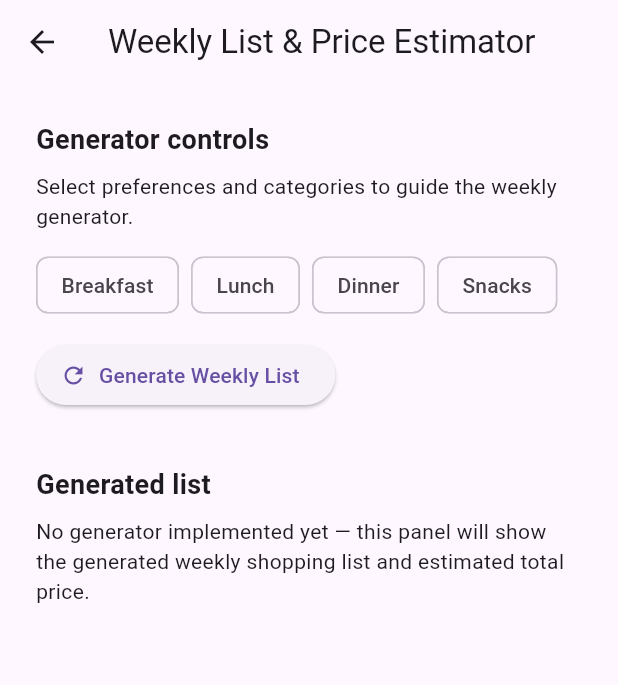
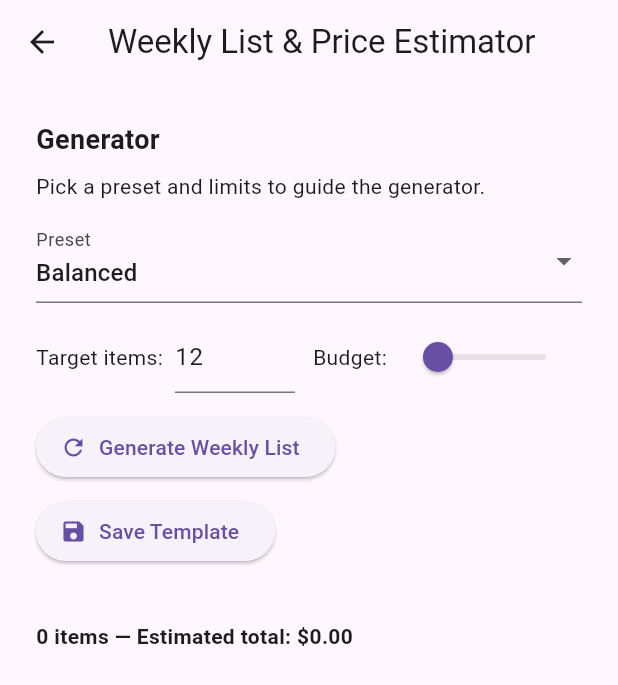
Before and after one commit to sseid4/smart_grocery_list, a Flutter app: the WeeklyGeneratorScreen screen opened by its route, after a tap on "Generate Weekly List", on a phone screen of 412 x 824 dp. Shown: the top 685 px of the screen. Run offline on Flutter 3.47's test engine with Material 3 defaults, Android fonts, the phone set to English and light mode, and no system bars; our stand-ins replace sqflite; accounts and stored records are empty.

Commit message:
Create weekly generator plan

```diff
--- /dev/null
+++ b/grocery_list/lib/models/weekly_plan.dart
@@ -0,0 +1,22 @@
+import 'item.dart';
+
+class PlannedItem {
+  final Item item;
+  int quantity;
+
+  PlannedItem({required this.item, int? quantity}) : quantity = quantity ?? item.quantity;
+
+  double get estimatedPrice => (item.price) * quantity;
+}
+
+class WeeklyPlan {
+  final String name;
+  final DateTime createdAt;
+  final List<PlannedItem> items;
+
+  WeeklyPlan({required this.name, DateTime? createdAt, List<PlannedItem>? items})
+      : createdAt = createdAt ?? DateTime.now(),
+        items = items ?? [];
+
+  double get totalEstimated => items.fold(0.0, (s, it) => s + it.estimatedPrice);
+}
--- a/grocery_list/lib/screens/weekly_generator_screen.dart
+++ b/grocery_list/lib/screens/weekly_generator_screen.dart
@@ -1,9 +1,173 @@
 import 'package:flutter/material.dart';
 
-/// Skeleton for Weekly List Generator / Price Estimator.
-class WeeklyGeneratorScreen extends StatelessWidget {
+import '../models/weekly_plan.dart';
+import '../services/in_memory_repo.dart';
+import '../models/item.dart';
+
+/// Simple weekly generator MVP. Uses in-memory items and item priority/price
+/// to propose a short weekly shopping list. This is intentionally lightweight
+/// and will be improved later with saved templates, pantry-awareness, and
+/// recipe-based generation.
+class WeeklyGeneratorScreen extends StatefulWidget {
   static const routeName = '/weekly-generator';
   const WeeklyGeneratorScreen({super.key});
+
+  @override
+  State<WeeklyGeneratorScreen> createState() => _WeeklyGeneratorScreenState();
+}
+
+class _WeeklyGeneratorScreenState extends State<WeeklyGeneratorScreen> {
+  String _preset = 'Balanced';
+  int _targetCount = 12;
+  double _budget = 0.0; // 0.0 = no budget
+
+  WeeklyPlan? _lastPlan;
+
+  List<PlannedItem> _generatePlan() {
+    final items = InMemoryRepo.instance.items.value;
+    // Candidate items: not yet purchased
+    final candidates = items.where((it) => !it.purchased).toList();
+
+    if (candidates.isEmpty) return [];
+
+    int priorityScore(String p) {
+      final low = p.toLowerCase();
+      if (low.contains('high')) return 3;
+      if (low.contains('med')) return 2;
+      return 1;
+    }
+
+    // Scoring and sorting depending on preset
+    List<Item> sorted;
+    if (_preset == 'Low-cost') {
+      sorted = List.from(candidates)..sort((a, b) => a.price.compareTo(b.price));
+    } else if (_preset == 'Staples') {
+      sorted = List.from(candidates)
+        ..sort((a, b) => priorityScore(b.priority).compareTo(priorityScore(a.priority)));
+    } else {
+      // Balanced: mix priority and price
+      sorted = List.from(candidates)
+        ..sort((a, b) {
+          final sa = priorityScore(a.priority) * 10 - a.price;
+          final sb = priorityScore(b.priority) * 10 - b.price;
+          return sb.compareTo(sa);
+        });
+    }
+
+    final List<PlannedItem> picked = [];
+    double runningTotal = 0.0;
+
+    for (var it in sorted) {
+      if (picked.length >= _targetCount) break;
+      final est = it.price * (it.quantity > 0 ? it.quantity : 1);
+      if (_budget > 0 && runningTotal + est > _budget) {
+        // If budget enforced, skip expensive items; continue to try others
+        continue;
+      }
+      picked.add(PlannedItem(item: it, quantity: it.quantity));
+      runningTotal += est;
+    }
+
+    return picked;
+  }
+
+  void _onGenerate() {
+    final items = _generatePlan();
+    setState(() {
+      _lastPlan = WeeklyPlan(name: '$_preset plan', items: items);
+    });
+  }
+
+  void _saveTemplate() {
+    // For MVP we keep saved templates in-memory; persistence will be added later.
+    ScaffoldMessenger.of(context).showSnackBar(const SnackBar(content: Text('Plan saved (in-memory)')));
+  }
+
+  Widget _buildControls(BoxConstraints constraints) {
+    return Padding(
+      padding: const EdgeInsets.all(12.0),
+      child: Column(crossAxisAlignment: CrossAxisAlignment.start, children: [
+        const Text('Generator', style: TextStyle(fontSize: 18, fontWeight: FontWeight.bold)),
+        const SizedBox(height: 8),
+        const Text('Pick a preset and limits to guide the generator.'),
+        const SizedBox(height: 12),
+        DropdownButtonFormField<String>(
+          value: _preset,
+          items: const [
+            DropdownMenuItem(value: 'Balanced', child: Text('Balanced')),
+            DropdownMenuItem(value: 'Low-cost', child: Text('Low-cost')),
+            DropdownMenuItem(value: 'Staples', child: Text('Staples')),
+          ],
+          onChanged: (v) => setState(() => _preset = v ?? 'Balanced'),
+          decoration: const InputDecoration(labelText: 'Preset'),
+        ),
+        const SizedBox(height: 12),
+        Row(children: [
+          const Text('Target items:'),
+          const SizedBox(width: 8),
+          SizedBox(
+            width: 80,
+            child: TextFormField(
+              initialValue: '12',
+              keyboardType: TextInputType.number,
+              onChanged: (v) => _targetCount = int.tryParse(v) ?? 12,
+              decoration: const InputDecoration(),
+            ),
+          ),
+          const SizedBox(width: 12),
+          const Text('Budget:'),
+          const SizedBox(width: 8),
+          Expanded(
+              child: Slider(
+            value: _budget,
+            min: 0,
+            max: 200,
+            divisions: 20,
+            label: _budget == 0 ? 'No budget' : '\$${_budget.toStringAsFixed(0)}',
+            onChanged: (v) => setState(() => _budget = v),
+          ))
+        ]),
+        const SizedBox(height: 12),
+        ElevatedButton.icon(onPressed: _onGenerate, icon: const Icon(Icons.refresh), label: const Text('Generate Weekly List')),
+        const SizedBox(height: 8),
+        if (_lastPlan != null)
+          ElevatedButton.icon(onPressed: _saveTemplate, icon: const Icon(Icons.save), label: const Text('Save Template'))
+      ]),
+    );
+  }
+
+  Widget _buildResults() {
+    if (_lastPlan == null) {
+      return const Padding(
+        padding: EdgeInsets.all(12.0),
+        child: Text('No plan generated yet. Use the controls to create a weekly list.'),
+      );
+    }
+
+    final grouped = <String, List<PlannedItem>>{};
+    for (var p in _lastPlan!.items) {
+      final cat = (p.item.category.isNotEmpty) ? p.item.category : 'Misc';
+      grouped.putIfAbsent(cat, () => []).add(p);
+    }
+
+    return Padding(
+      padding: const EdgeInsets.all(12.0),
+      child: Column(crossAxisAlignment: CrossAxisAlignment.start, children: [
+        Text('${_lastPlan!.items.length} items — Estimated total: \$${_lastPlan!.totalEstimated.toStringAsFixed(2)}', style: const TextStyle(fontWeight: FontWeight.bold)),
+        const SizedBox(height: 8),
+        ...grouped.entries.map((e) => Column(crossAxisAlignment: CrossAxisAlignment.start, children: [
+              Text(e.key, style: const TextStyle(fontSize: 16, fontWeight: FontWeight.w600)),
+              const SizedBox(height: 6),
+              ...e.value.map((pi) => ListTile(
+                    title: Text(pi.item.name),
+                    subtitle: Text('Qty: ${pi.quantity}  •  \$${pi.item.price.toStringAsFixed(2)} each'),
+                    trailing: Text('\$${pi.estimatedPrice.toStringAsFixed(2)}'),
+                    leading: Checkbox(value: false, onChanged: (_) {}),
+                  ))
+            ])),
+      ]),
+    );
+  }
 
   @override
   Widget build(BuildContext context) {
@@ -11,52 +175,18 @@ class WeeklyGeneratorScreen extends StatelessWidget {
       appBar: AppBar(title: const Text('Weekly List & Price Estimator')),
       body: LayoutBuilder(builder: (context, constraints) {
         final isWide = constraints.maxWidth >= 800;
-
-        Widget controls = Padding(
-          padding: const EdgeInsets.all(12.0),
-          child: Column(
-            crossAxisAlignment: CrossAxisAlignment.start,
-            children: [
-              const Text('Generator controls', style: TextStyle(fontSize: 18, fontWeight: FontWeight.bold)),
-              const SizedBox(height: 8),
-              const Text('Select preferences and categories to guide the weekly generator.'),
-              const SizedBox(height: 12),
-              Wrap(spacing: 8, runSpacing: 8, children: const [
-                Chip(label: Text('Breakfast')),
-                Chip(label: Text('Lunch')),
-                Chip(label: Text('Dinner')),
-                Chip(label: Text('Snacks')),
-              ]),
-              const SizedBox(height: 12),
-              ElevatedButton.icon(onPressed: () {/* TODO: generate */}, icon: const Icon(Icons.refresh), label: const Text('Generate Weekly List')),
-            ],
-          ),
-        );
-
-        Widget results = Padding(
-          padding: const EdgeInsets.all(12.0),
-          child: Column(
-            crossAxisAlignment: CrossAxisAlignment.start,
-            children: const [
-              Text('Generated list', style: TextStyle(fontSize: 18, fontWeight: FontWeight.bold)),
-              SizedBox(height: 8),
-              Text('No generator implemented yet — this panel will show the generated weekly shopping list and estimated total price.'),
-            ],
-          ),
-        );
+        final controls = _buildControls(constraints);
+        final results = _buildResults();
 
         if (isWide) {
           return Row(children: [
-            SizedBox(width: constraints.maxWidth * 0.4, child: SingleChildScrollView(child: controls)),
+            SizedBox(width: constraints.maxWidth * 0.38, child: SingleChildScrollView(child: controls)),
             const VerticalDivider(width: 1),
             Expanded(child: SingleChildScrollView(child: results)),
           ]);
         }
 
-        return SingleChildScrollView(
-          padding: const EdgeInsets.all(12),
-          child: Column(crossAxisAlignment: CrossAxisAlignment.stretch, children: [controls, const SizedBox(height: 12), results]),
-        );
+        return SingleChildScrollView(padding: const EdgeInsets.all(12), child: Column(crossAxisAlignment: CrossAxisAlignment.stretch, children: [controls, const SizedBox(height: 12), results]));
       }),
     );
   }
```
